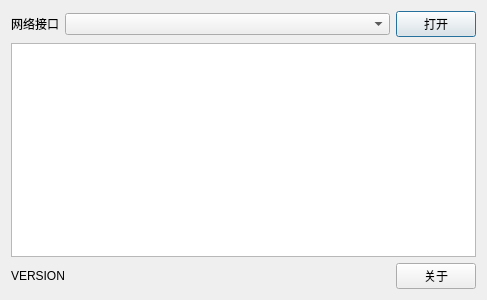
This is dialog.ui in ffii4455/QtNetCapturer as Qt 5 draws it before an edit. The edited form follows.
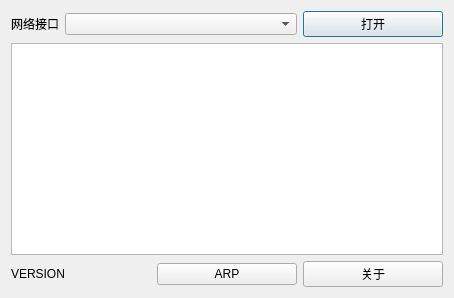
This is the edited form.

```diff
--- a/dialog.ui
+++ b/dialog.ui
@@ -6,8 +6,8 @@
    <rect>
     <x>0</x>
     <y>0</y>
-    <width>487</width>
-    <height>300</height>
+    <width>454</width>
+    <height>298</height>
    </rect>
   </property>
   <property name="windowTitle">
@@ -17,7 +17,35 @@
    <string notr="true">font: 9pt &quot;微软雅黑&quot;;</string>
   </property>
   <layout class="QGridLayout" name="gridLayout">
-   <item row="0" column="0">
+   <item row="0" column="2">
+    <widget class="QPushButton" name="open">
+     <property name="text">
+      <string>打开</string>
+     </property>
+    </widget>
+   </item>
+   <item row="2" column="0">
+    <widget class="QLabel" name="version">
+     <property name="text">
+      <string>VERSION</string>
+     </property>
+    </widget>
+   </item>
+   <item row="2" column="1">
+    <widget class="QPushButton" name="arp">
+     <property name="text">
+      <string>ARP</string>
+     </property>
+    </widget>
+   </item>
+   <item row="2" column="2">
+    <widget class="QPushButton" name="about">
+     <property name="text">
+      <string>关于</string>
+     </property>
+    </widget>
+   </item>
+   <item row="0" column="0" colspan="2">
     <layout class="QHBoxLayout" name="horizontalLayout">
      <item>
       <widget class="QLabel" name="label">
@@ -38,30 +66,9 @@
      </item>
     </layout>
    </item>
-   <item row="0" column="1">
-    <widget class="QPushButton" name="open">
-     <property name="text">
-      <string>打开</string>
-     </property>
-    </widget>
-   </item>
-   <item row="2" column="1">
-    <widget class="QPushButton" name="about">
-     <property name="text">
-      <string>关于</string>
-     </property>
-    </widget>
-   </item>
-   <item row="1" column="0" colspan="2">
+   <item row="1" column="0" colspan="3">
     <widget class="QTextEdit" name="data"/>
    </item>
-   <item row="2" column="0">
-    <widget class="QLabel" name="version">
-     <property name="text">
-      <string>VERSION</string>
-     </property>
-    </widget>
-   </item>
   </layout>
  </widget>
  <layoutdefault spacing="6" margin="11"/>
```
